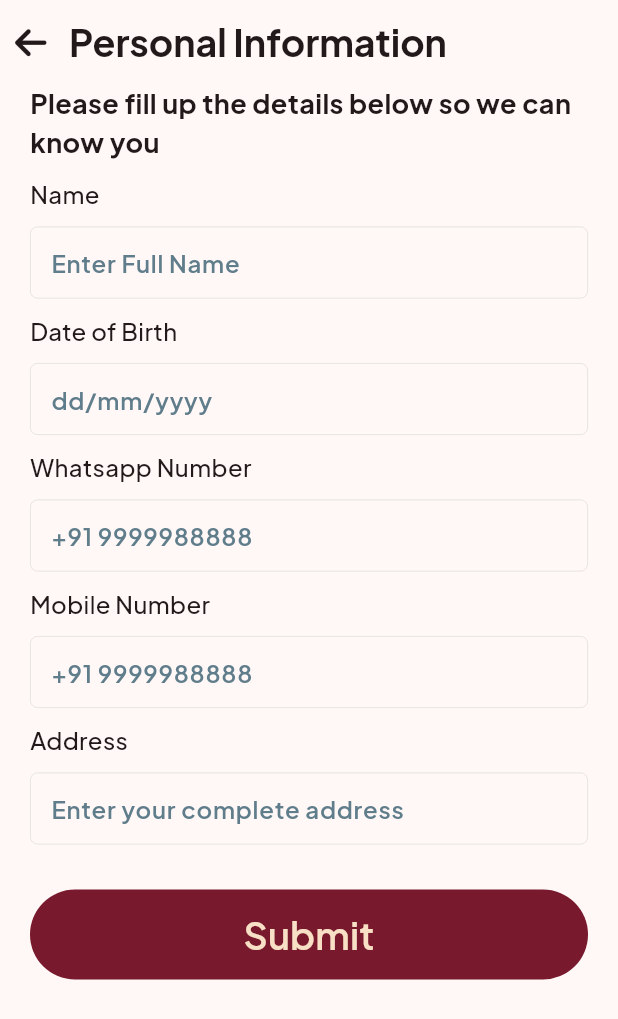
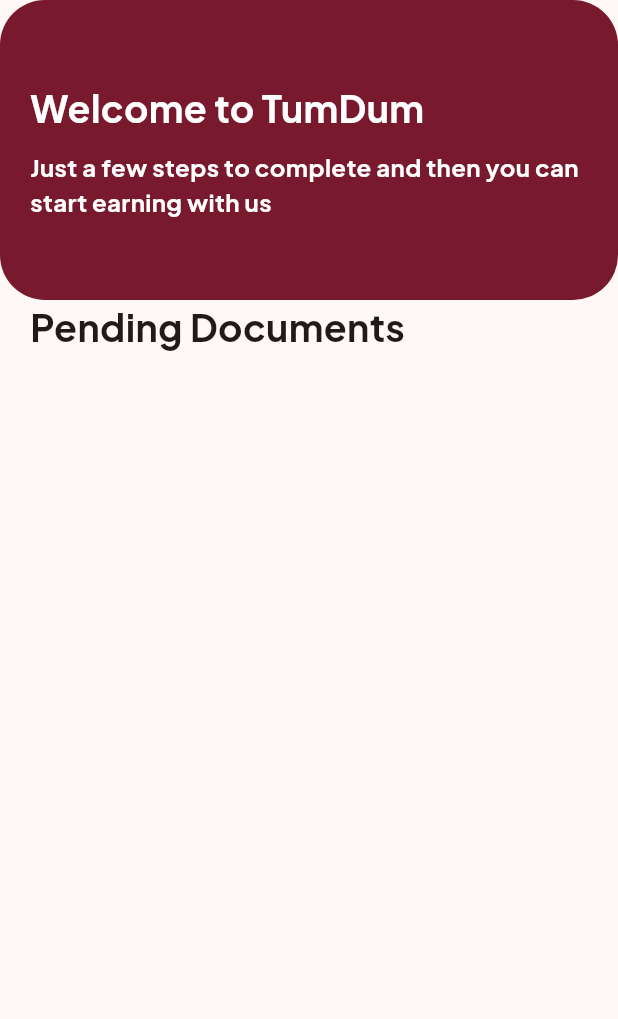
Before and after one commit to flavorstack-loki/tum-dum-delivery, a Flutter app: the InfoScreen screen opened by its route, on a phone screen of 412 x 824 dp. Shown: the top 1019 px of the screen. Run offline on Flutter 3.47's test engine with Material 3 defaults, Android fonts, the phone set to English and light mode, and no system bars; our stand-ins replace firebase_auth, firebase_core, firebase_database, flutter_image_compress, flutter_otp_text_field, fluttertoast and 6 more; missing offline and left inert: animated_marker; accounts and stored records are empty.

Commit message:
Personal Info UI Add,Map Screeen Add 1. Added UI for Personal Info Screen. 2. Added location config for iOS and Android 3. Added Map Screen to test the delivery tracking feature.

```diff
--- a/lib/navigation/routes.dart
+++ b/lib/navigation/routes.dart
@@ -1,8 +1,9 @@
 import 'package:flutter/material.dart';
 import 'package:tumdum_delivery_app/views/home_screen.dart';
-import 'package:tumdum_delivery_app/views/info_screen.dart';
 import 'package:tumdum_delivery_app/views/login_screen.dart';
+import 'package:tumdum_delivery_app/views/personal_info_screen.dart';
 
+import '../views/info_screen.dart';
 import '../views/otp_screen.dart';
 import '../views/splash_screen.dart';
 
@@ -12,6 +13,7 @@
   static const String otpPage = "/otp";
   static const String infoPage = "/info";
   static const String homePage = "/home";
+  static const String personalInfoPage = "/personalInfo";
   static Route generateRoute(RouteSettings settings) {
     return switch (settings.name) {
       splashPage => MaterialPageRoute(
@@ -23,6 +25,8 @@
           settings: settings, builder: (context) => const OtpScreen()),
       infoPage => MaterialPageRoute(
           settings: settings, builder: (context) => const InfoScreen()),
+      personalInfoPage => MaterialPageRoute(
+          settings: settings, builder: (context) => const PersonalInfoScreen()),
       homePage => MaterialPageRoute(
           settings: settings, builder: (context) => const HomeScreen()),
       _ => throw const FormatException("Route not found"),
--- /dev/null
+++ b/lib/services/fb_db_services.dart
@@ -0,0 +1,6 @@
+import 'package:firebase_database/firebase_database.dart';
+
+class FbDbServices {
+  final DatabaseReference _locationRef =
+      FirebaseDatabase.instance.ref("DeliveryAgent");
+}
--- a/lib/views/info_screen.dart
+++ b/lib/views/info_screen.dart
@@ -1,10 +1,5 @@
 import 'package:flutter/material.dart';
-import 'package:font_awesome_flutter/font_awesome_flutter.dart';
-import 'package:tumdum_delivery_app/navigation/routes.dart';
-import 'package:tumdum_delivery_app/util/string_constants.dart';
 import 'package:tumdum_delivery_app/util/style.dart';
-import 'package:tumdum_delivery_app/widget/button_widget.dart';
-import 'package:tumdum_delivery_app/widget/text_field.dart';
 
 class InfoScreen extends StatelessWidget {
   const InfoScreen({super.key});
@@ -13,56 +8,39 @@
   Widget build(BuildContext context) {
     return Scaffold(
       appBar: AppBar(
-        elevation: 0,
-        leadingWidth: 30,
-        centerTitle: false,
-        leading: IconButton(
-            padding: const EdgeInsets.only(left: 10),
-            visualDensity: const VisualDensity(horizontal: -4),
-            onPressed: () {},
-            icon: const Icon(FontAwesomeIcons.arrowLeft)),
-        title: const Text(
-          StringConstants.personalInfo,
-          style: Style.headlineText,
-          textAlign: TextAlign.left,
+        automaticallyImplyLeading: false,
+        toolbarHeight: 200,
+        flexibleSpace: Container(
+          height: 250,
+          padding: const EdgeInsets.all(20),
+          width: double.maxFinite,
+          decoration: BoxDecoration(
+              color: const Color(0xff78192D),
+              borderRadius: BorderRadius.circular(30)),
+          child: Column(
+            mainAxisSize: MainAxisSize.min,
+            mainAxisAlignment: MainAxisAlignment.center,
+            crossAxisAlignment: CrossAxisAlignment.start,
+            spacing: 10,
+            children: [
+              Text("Welcome to TumDum",
+                  style: Style.headlineText.copyWith(color: Colors.white)),
+              Text(
+                  "Just a few steps to complete and then you can start earning with us",
+                  style: Style.headlineText
+                      .copyWith(color: Colors.white, fontSize: 16)),
+            ],
+          ),
         ),
       ),
-      body: SingleChildScrollView(
-        padding: const EdgeInsets.symmetric(horizontal: 20),
+      body: const SingleChildScrollView(
+        padding: EdgeInsets.symmetric(horizontal: 20),
         child: Column(
-          spacing: 10,
-          crossAxisAlignment: CrossAxisAlignment.start,
-          mainAxisSize: MainAxisSize.min,
           children: [
-            const Text(
-              StringConstants.detailText,
-              style: TextStyle(fontSize: 18, fontWeight: FontWeight.w700),
-            ),
-            const Text(StringConstants.name),
-            const TextFieldWidget(
-              hintText: StringConstants.nameHintText,
-            ),
-            const Text(StringConstants.dob),
-            const TextFieldWidget(
-              hintText: StringConstants.dobHintText,
-            ),
-            const Text(StringConstants.whatsapp),
-            const TextFieldWidget(hintText: StringConstants.mobileHintText),
-            const Text(StringConstants.mobile),
-            const TextFieldWidget(
-              hintText: StringConstants.mobileHintText,
-            ),
-            const Text(StringConstants.address),
-            const TextFieldWidget(
-              hintText: StringConstants.addressHintText,
-            ),
-            const SizedBox(
-              height: 10,
-            ),
-            ButtonWidget(
-                onPressed: () =>
-                    Navigator.of(context).pushNamed(RouteGenerator.homePage),
-                text: StringConstants.submitText)
+            Text(
+              "Pending Documents",
+              style: Style.headlineText,
+            )
           ],
         ),
       ),
--- a/lib/views/login_screen.dart
+++ b/lib/views/login_screen.dart
@@ -4,6 +4,7 @@
 import 'package:tumdum_delivery_app/navigation/routes.dart';
 import 'package:tumdum_delivery_app/util/string_constants.dart';
 import 'package:tumdum_delivery_app/widget/button_widget.dart';
+import 'package:tumdum_delivery_app/widget/checkbox_widget.dart';
 import 'package:tumdum_delivery_app/widget/text_field.dart';
 
 import '../util/style.dart';
@@ -46,7 +47,7 @@
                 onSaved: (p0) => phoneNumber = p0 ?? "",
                 hintText: StringConstants.enterNumber,
               ),
-              CheckboxListTile(
+              CheckboxWidget(
                   title: RichText(
                       text: TextSpan(
                           style: GoogleFonts.plusJakartaSans(
@@ -62,7 +63,6 @@
                             text: StringConstants.termsText4,
                             style: TextStyle(color: Colors.blue))
                       ])),
-                  value: false,
                   onChanged: (val) {}),
               ButtonWidget(
                   onPressed: () =>
--- a/lib/views/otp_screen.dart
+++ b/lib/views/otp_screen.dart
@@ -72,8 +72,8 @@
               height: 10,
             ),
             ButtonWidget(
-                onPressed: () =>
-                    Navigator.of(context).pushNamed(RouteGenerator.infoPage),
+                onPressed: () => Navigator.of(context)
+                    .pushNamed(RouteGenerator.personalInfoPage),
                 text: "Verify OTP")
           ],
         ),
--- a/pubspec.yaml
+++ b/pubspec.yaml
@@ -9,9 +9,11 @@
   sdk: ^3.5.1
 
 dependencies:
+  animated_marker: ^0.1.4
   cupertino_icons: ^1.0.8
   firebase_auth: ^5.3.4
   firebase_core: ^3.9.0
+  firebase_database: ^11.3.0
   flutter:
     sdk: flutter
   flutter_gen: ^5.8.0
@@ -20,8 +22,10 @@
   fluttertoast: ^8.2.10
   font_awesome_flutter: ^10.8.0
   google_fonts: ^6.2.1
+  google_maps_flutter: ^2.10.0
   image_picker: ^1.1.2
   loader_overlay: ^5.0.0
+  location: ^7.0.1
   path_provider: ^2.1.5
   url_launcher: ^6.3.1
 
```
Also changed, not shown: lib/model/employee.dart (added, +38 -0 lines), lib/services/location_services.dart (added, +17 -0 lines), lib/util/date_time_util.dart (added, +101 -0 lines), lib/views/map_screen.dart (added, +182 -0 lines), lib/views/personal_info_screen.dart (added, +71 -0 lines), lib/views/splash_screen.dart (+5 -2 lines), lib/widget/checkbox_widget.dart (added, +25 -0 lines), pubspec.lock, 6 other files.
